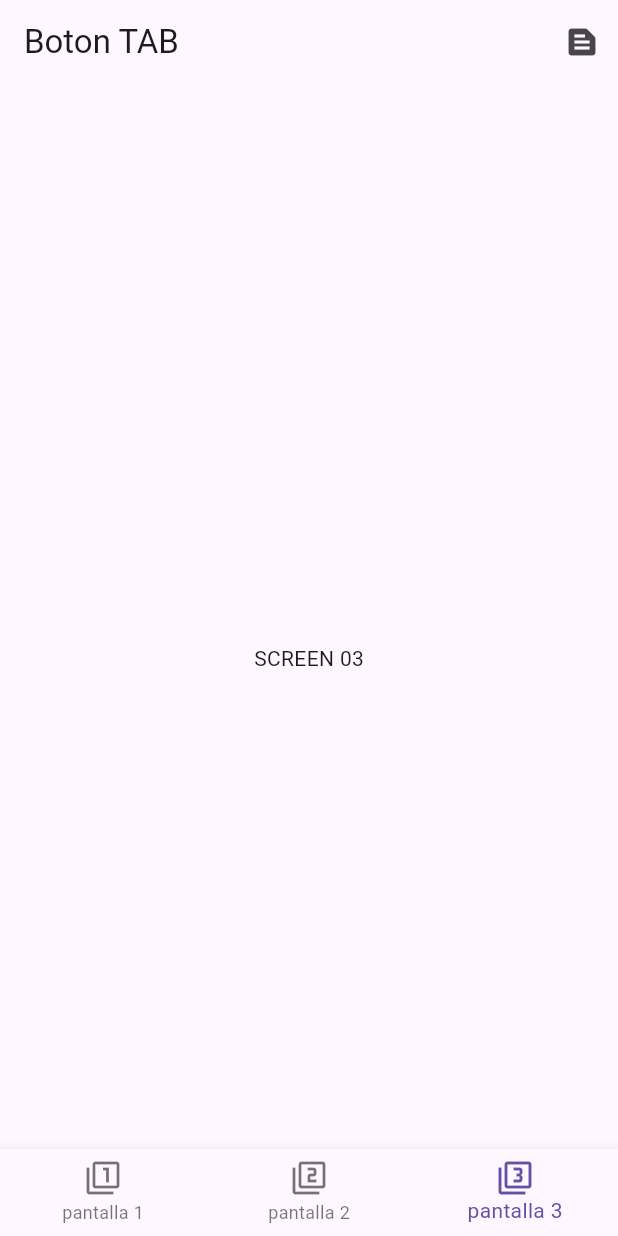
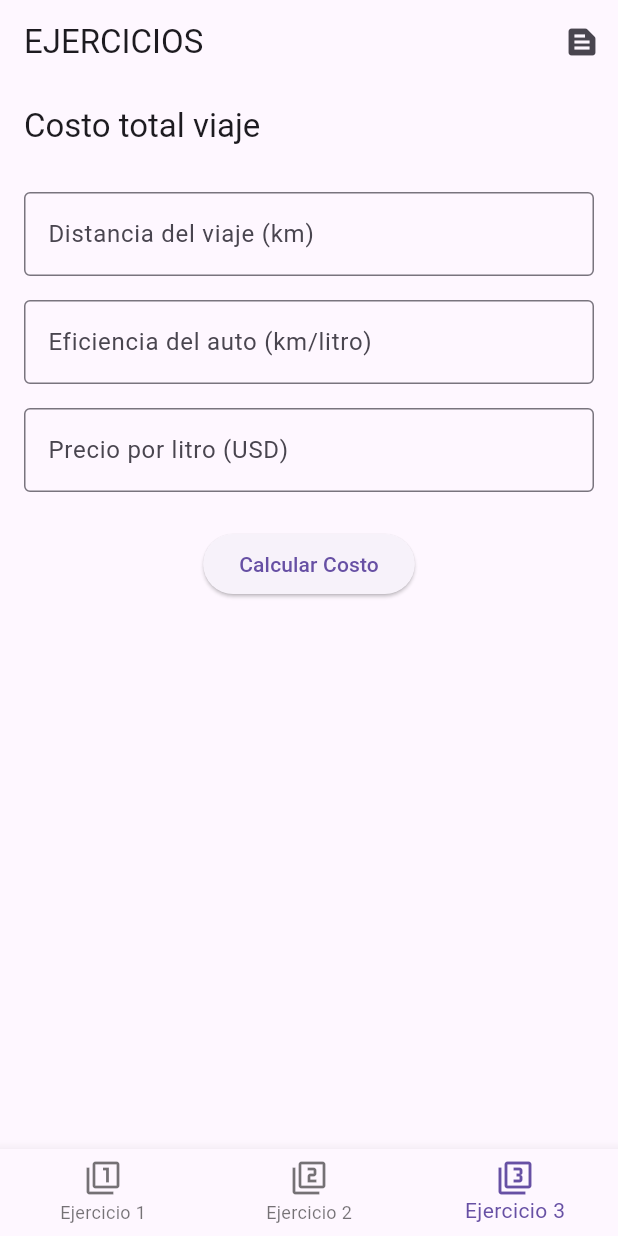
Before and after one commit to Isaac-TC/Movil3Prueba, a Flutter app: the screen it shows after launch, item 3 of the bottom bar chosen, on a phone screen of 412 x 824 dp. Run offline on Flutter 3.47's test engine with Material 3 defaults, Android fonts, the phone set to English and light mode, and no system bars.

Commit message:
pantalla3

```diff
--- a/lib/Screens/pantalla1Screen copy 2.dart
+++ b/lib/Screens/pantalla1Screen copy 2.dart
@@ -36,7 +36,7 @@ class _pantalla1State extends State<pantalla1> {
     int edad = int.tryParse(edadController.text) ?? 0;
 
     if (genero != 'hombre' && genero != 'mujer') {
-      mostrarAlerta("⚠️ Género inválido. Escriba 'hombre' o 'mujer'.");
+      mostrarAlerta("Género inválido. Escriba 'hombre' o 'mujer'.");
       return;
     }
 
@@ -50,7 +50,7 @@ class _pantalla1State extends State<pantalla1> {
 
     if (!factores.containsKey(actividad)) {
       mostrarAlerta(
-          "⚠️ Actividad inválida. Escriba: sedentario, ligero, moderado, activo o muy activo.");
+          "Actividad inválida. Escriba: sedentario, ligero, moderado, activo o muy activo.");
       return;
     }
 
@@ -61,13 +61,13 @@ class _pantalla1State extends State<pantalla1> {
     double calorias = bmr * factores[actividad]!;
 
     mostrarAlerta(
-        "✅ Calorías diarias recomendadas: ${calorias.toStringAsFixed(2)} kcal");
+        "Calorías diarias recomendadas: ${calorias.toStringAsFixed(2)} kcal");
   }
 
   @override
   Widget build(BuildContext context) {
     return Scaffold(
-      appBar: AppBar(title: Text("PANTALLA1")),
+      appBar: AppBar(title: Text("Calorias diarias recomendadas")),
       body: SingleChildScrollView(
         padding: EdgeInsets.all(16),
         child: Column(
--- a/lib/Screens/pantalla2Screen copy.dart
+++ b/lib/Screens/pantalla2Screen copy.dart
@@ -42,7 +42,7 @@ class _pantalla2State extends State<pantalla2> {
   @override
   Widget build(BuildContext context) {
     return Scaffold(
-      appBar: AppBar(title: Text("PANTALLA2")),
+      appBar: AppBar(title: Text("Presión arterial PAM")),
       body: Padding(
         padding: EdgeInsets.all(16),
         child: Column(
--- a/lib/Screens/pantalla3Screen.dart
+++ b/lib/Screens/pantalla3Screen.dart
@@ -1,14 +1,91 @@
 import 'package:flutter/material.dart';
 
-class pantalla3 extends StatelessWidget {
+class pantalla3 extends StatefulWidget {
   const pantalla3({super.key});
+
+  @override
+  State<pantalla3> createState() => _pantalla3State();
+}
+
+class _pantalla3State extends State<pantalla3> {
+  final distanciaController = TextEditingController();
+  final eficienciaController = TextEditingController();
+  final precioController = TextEditingController();
+
+  void calcularCosto() {
+    double distancia = double.tryParse(distanciaController.text) ?? 0;
+    double eficiencia = double.tryParse(eficienciaController.text) ?? 0;
+    double precio = double.tryParse(precioController.text) ?? 0;
+
+    if (eficiencia <= 0) {
+      _mostrarResultado("Error: La eficiencia debe ser mayor a 0.");
+      return;
+    }
+
+    double litrosNecesarios = distancia / eficiencia;
+    double costoTotal = litrosNecesarios * precio;
+
+    _mostrarResultado("Costo total del viaje: \$${costoTotal.toStringAsFixed(2)}");
+  }
+
+  void _mostrarResultado(String mensaje) {
+    showDialog(
+      context: context,
+      builder: (context) => AlertDialog(
+        title: Text("Resultado"),
+        content: Text(mensaje),
+        actions: [
+          TextButton(
+            onPressed: () => Navigator.pop(context),
+            child: Text("Cerrar"),
+          )
+        ],
+      ),
+    );
+  }
 
   @override
   Widget build(BuildContext context) {
     return Scaffold(
-      appBar:AppBar.new(),
-
-      body: Center(child: Text("SCREEN 03"),),
+      appBar: AppBar(title: Text("Costo total viaje")),
+      body: Padding(
+        padding: EdgeInsets.all(16),
+        child: Column(
+          children: [
+            TextField(
+              controller: distanciaController,
+              decoration: InputDecoration(
+                labelText: "Distancia del viaje (km)",
+                border: OutlineInputBorder(),
+              ),
+              keyboardType: TextInputType.number,
+            ),
+            SizedBox(height: 16),
+            TextField(
+              controller: eficienciaController,
+              decoration: InputDecoration(
+                labelText: "Eficiencia del auto (km/litro)",
+                border: OutlineInputBorder(),
+              ),
+              keyboardType: TextInputType.number,
+            ),
+            SizedBox(height: 16),
+            TextField(
+              controller: precioController,
+              decoration: InputDecoration(
+                labelText: "Precio por litro (USD)",
+                border: OutlineInputBorder(),
+              ),
+              keyboardType: TextInputType.number,
+            ),
+            SizedBox(height: 24),
+            ElevatedButton(
+              onPressed: calcularCosto,
+              child: Text("Calcular Costo"),
+            ),
+          ],
+        ),
+      ),
     );
   }
 }
--- a/lib/main.dart
+++ b/lib/main.dart
@@ -13,6 +13,7 @@ class Ejercicio04App extends StatelessWidget {
   @override
   Widget build(BuildContext context) {
     return const MaterialApp(
+      debugShowCheckedModeBanner: false,
       home: Cuerpo(),
 
     );
@@ -36,7 +37,7 @@ class _CuerpoState extends State<Cuerpo> {
   Widget build(BuildContext context) {
     return Scaffold(
       appBar: AppBar(
-        title: Text("Boton TAB"),
+        title: Text("EJERCICIOS"),
         actions:[IconButton(onPressed: ()=>mensajesCreditos(context), icon: Icon(Icons.text_snippet))]
          ),
 
@@ -55,9 +56,9 @@ class _CuerpoState extends State<Cuerpo> {
 
 
         items: [
-        BottomNavigationBarItem(icon:   Icon(Icons.filter_1),label: "pantalla 1"),
-        BottomNavigationBarItem(icon:   Icon(Icons.filter_2),label: "pantalla 2"),
-        BottomNavigationBarItem(icon:   Icon(Icons.filter_3),label: "pantalla 3"),
+        BottomNavigationBarItem(icon:   Icon(Icons.filter_1),label: "Ejercicio 1"),
+        BottomNavigationBarItem(icon:   Icon(Icons.filter_2),label: "Ejercicio 2"),
+        BottomNavigationBarItem(icon:   Icon(Icons.filter_3),label: "Ejercicio 3"),
       ],
 
       ),
```
